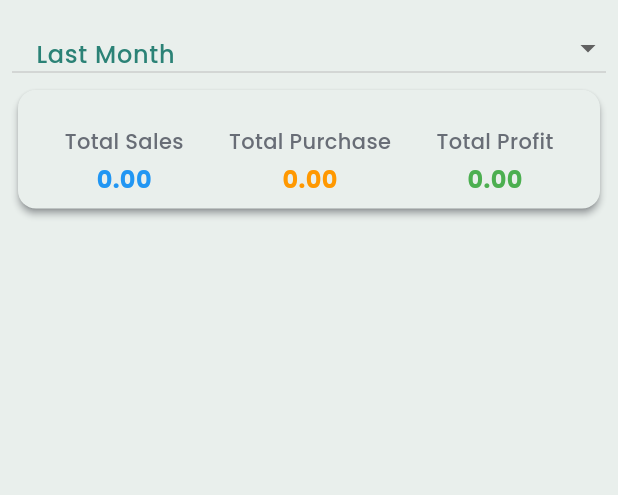
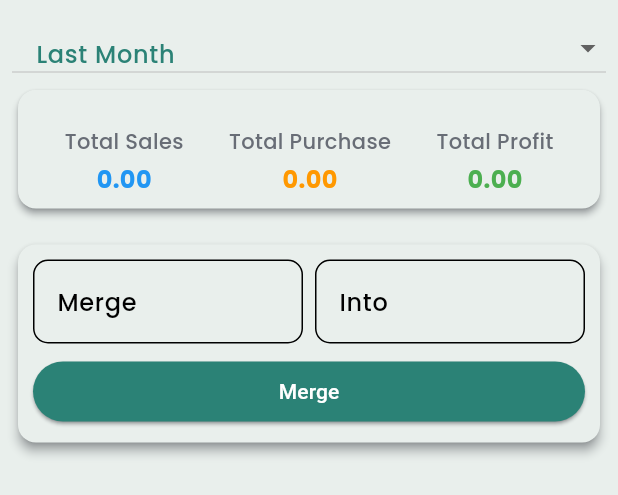
Before and after one commit to Mahbub-Hasan-Talukder/dokan-diary, a Flutter app: the Dashboard widget shown alone on an empty page, opened directly, on a phone screen of 412 x 824 dp. Shown: the top 495 px of the screen. Run offline on Flutter 3.47's test engine with Material 3 defaults, Android fonts, the phone set to English and light mode, and no system bars; our stand-ins replace bloc, cloud_firestore, dartz, equatable, file_picker, firebase_core and 5 more; accounts and stored records are empty.

Commit message:
feature/dashboard: merge desing ok

```diff
--- /dev/null
+++ b/lib/features/dashboard/data/data_source/dashboard_data_source.dart
@@ -0,0 +1,3 @@
+abstract class DashboardDataSource {
+  Future<List<Map<String, dynamic>>> fetchData();
+}
--- /dev/null
+++ b/lib/features/dashboard/data/data_source/dashboard_data_source_imp.dart
@@ -0,0 +1,16 @@
+import 'package:sqflite/sqflite.dart';
+
+import '../../../../core/database/database_helper.dart';
+import '../../../../core/di/di.dart';
+import 'dashboard_data_source.dart';
+
+class DashboardDataSourceImp implements DashboardDataSource {
+  final dbHelper = getIt<DatabaseHelper>();
+  Database? _db;
+  @override
+  Future<List<Map<String, dynamic>>> fetchData() async {
+    _db ??= await dbHelper.database;
+    if (_db != null) return await _db!.query('Items');
+    throw Exception('Database instance not created');
+  }
+}
--- /dev/null
+++ b/lib/features/dashboard/data/repository_imp/dashboard_repo_imp.dart
@@ -0,0 +1,24 @@
+import 'package:dartz/dartz.dart';
+
+import '../../domain/entity/dashboard_entity.dart';
+
+import '../../domain/repository/dashboard_repo.dart';
+import '../data_source/dashboard_data_source.dart';
+import '../model/dashboard_model.dart';
+
+class DashboardRepoImp implements DashboardRepo {
+  final DashboardDataSource dashboardDataSource;
+  DashboardRepoImp(this.dashboardDataSource);
+
+  @override
+  Future<Either<String, List<DashboardEntity>>> fetchData() async {
+    try {
+      final result = await dashboardDataSource.fetchData();
+      return right(
+        result.map((e) => DashboardModel.fromJson(e).toEntity()).toList(),
+      );
+    } catch (e) {
+      return left(e.toString());
+    }
+  }
+}
--- /dev/null
+++ b/lib/features/dashboard/domain/entity/dashboard_entity.dart
@@ -0,0 +1,10 @@
+import '../../../../core/core_entity/core_product_entity.dart';
+
+class DashboardEntity extends CoreItemEntity {
+  DashboardEntity({
+    required super.id,
+    required super.itemName,
+    required super.quantity,
+    required super.unitPrice,
+  });
+}
--- /dev/null
+++ b/lib/features/dashboard/domain/use_case/dashboard_usecase.dart
@@ -0,0 +1,13 @@
+import 'package:dartz/dartz.dart';
+
+import '../entity/dashboard_entity.dart';
+import '../repository/dashboard_repo.dart';
+
+class DashboardUsecase {
+  final DashboardRepo dashboardRepo;
+  DashboardUsecase(this.dashboardRepo);
+  Future<Either<String, List<DashboardEntity>>> fetchData() async {
+    final result = await dashboardRepo.fetchData();
+    return result;
+  }
+}
--- a/lib/features/dashboard/presentation/cubit/dashboard_cubit.dart
+++ b/lib/features/dashboard/presentation/cubit/dashboard_cubit.dart
@@ -1,15 +1,24 @@
 import 'package:flutter_bloc/flutter_bloc.dart';
+
+import '../../domain/entity/dashboard_entity.dart';
+import '../../domain/use_case/dashboard_usecase.dart';
 
 part 'dashboard_state.dart';
 
 class DashboardCubit extends Cubit<DashboardState> {
-  DashboardCubit() : super(DashboardInitial());
+  DashboardCubit(this.dashboardUsecase) : super(DashboardInitial());
+  final DashboardUsecase dashboardUsecase;
 
   Future<void> fetchData({DateTime? startDate, DateTime? endDate}) async {
     try {
       emit(DashboardLoading());
-      // TODO: Implement your data fetching logic here
-      emit(DashboardSuccess([])); // Replace [] with your actual data
+      final result = await dashboardUsecase.fetchData();
+      result.fold(
+        (l) => emit(DashboardError(l)),
+        (r) {
+          emit(DashboardSuccess(r));
+        },
+      );
     } catch (e) {
       emit(DashboardError(e.toString()));
     }
--- a/lib/features/dashboard/presentation/cubit/dashboard_state.dart
+++ b/lib/features/dashboard/presentation/cubit/dashboard_state.dart
@@ -7,7 +7,7 @@ class DashboardInitial extends DashboardState {}
 class DashboardLoading extends DashboardState {}
 
 class DashboardSuccess extends DashboardState {
-  final List<dynamic> data;
+  final List<DashboardEntity> data;
   DashboardSuccess(this.data);
 }
 
--- a/lib/features/dashboard/presentation/pages/dashboard.dart
+++ b/lib/features/dashboard/presentation/pages/dashboard.dart
@@ -5,6 +5,8 @@ import '../../../../core/di/di.dart';
 import '../../../records/domain/entities/day_wise_entity.dart';
 import '../../../records/presentation/bloc/day_wise_records/day_wise_cubit.dart';
 import '../widgets/filter_options.dart';
+import '../widgets/line_chart.dart';
+import '../widgets/merge_item.dart';
 
 class Dashboard extends StatefulWidget {
   const Dashboard({super.key});
@@ -43,6 +45,8 @@ class _DashboardState extends State<Dashboard> {
                 return Column(
                   children: [
                     _shortSummary(state.records),
+                    const SizedBox(height: 16),
+                    MergeItem(),
                   ],
                 );
               }
--- /dev/null
+++ b/lib/features/dashboard/presentation/widgets/merge_item.dart
@@ -0,0 +1,144 @@
+import 'package:flutter/material.dart';
+import 'package:flutter_bloc/flutter_bloc.dart';
+
+import '../../../../core/di/di.dart';
+import '../../domain/entity/dashboard_entity.dart';
+import '../cubit/dashboard_cubit.dart';
+
+class MergeItem extends StatefulWidget {
+  const MergeItem({super.key});
+
+  @override
+  State<MergeItem> createState() => _MergeItemState();
+}
+
+class _MergeItemState extends State<MergeItem> {
+  final DashboardCubit dashboardCubit = getIt<DashboardCubit>();
+  final TextEditingController _mergingItemNameController =
+      TextEditingController();
+  final TextEditingController _intoItemNameController = TextEditingController();
+  @override
+  void initState() {
+    dashboardCubit.fetchData();
+    super.initState();
+  }
+
+  @override
+  dispose() {
+    _mergingItemNameController.dispose();
+    _intoItemNameController.dispose();
+    super.dispose();
+  }
+
+  @override
+  Widget build(BuildContext context) {
+    return BlocBuilder<DashboardCubit, DashboardState>(
+      bloc: dashboardCubit,
+      builder: (context, state) {
+        if (state is DashboardLoading) {
+          return const Center(child: CircularProgressIndicator());
+        }
+        if (state is DashboardError) {
+          return Center(child: Text(state.message));
+        }
+        if (state is DashboardSuccess) {
+          List<DashboardEntity> items = state.data;
+          return Card(
+            elevation: 3,
+            child: Padding(
+              padding: const EdgeInsets.all(10.0),
+              child: Column(
+                children: [
+                  Row(
+                    children: [
+                      Flexible(
+                        child: itemNameInput(
+                          items,
+                          _mergingItemNameController,
+                          'Merge',
+                        ),
+                      ),
+                      const SizedBox(width: 8),
+                      Flexible(
+                        child: itemNameInput(
+                          items,
+                          _intoItemNameController,
+                          'Into',
+                        ),
+                      ),
+                    ],
+                  ),
+                  const SizedBox(height: 8),
+                  SizedBox(
+                    width: double.infinity,
+                    child: ElevatedButton(
+                      onPressed: () {},
+                      child: const Text(
+                        'Merge',
+                        style: TextStyle(color: Colors.white),
+                      ),
+                    ),
+                  ),
+                ],
+              ),
+            ),
+          );
+        }
+        return const SizedBox.shrink();
+      },
+    );
+  }
+
+  Widget itemNameInput(
+    List<DashboardEntity> items,
+    TextEditingController mergingController,
+    String hintText,
+  ) {
+    return Autocomplete<DashboardEntity>(
+      optionsBuilder: (TextEditingValue textEditingValue) {
+        if (textEditingValue.text.isEmpty) {
+          return const Iterable<DashboardEntity>.empty();
+        }
+        return items.where((item) => (item.itemName ?? '')
+            .toLowerCase()
+            .contains(textEditingValue.text.toLowerCase()));
+      },
+      displayStringForOption: (DashboardEntity option) => option.id ?? '',
+      onSelected: (DashboardEntity selection) {
+        setState(() {
+          mergingController.text = selection.itemName ?? '';
+          // _selectedItem = selection.itemName ?? '';
+          // _selectedId = selection.id ?? '';
+          // _itemNameController.text = selection.itemName ?? '';
+          // _quantityController.text = selection.quantity.toString();
+          // _totalPriceCrontroller.text =
+          //     ((selection.unitPrice ?? 0) * (selection.quantity ?? 0))
+          //         .toString();
+          // _selectedUnit = selection.unitType ?? '';
+          // quantityHintValue = selection.quantity ?? 0;
+          // priceHintValue = selection.unitPrice ?? 0;
+        });
+      },
+      fieldViewBuilder: (context, controller, focusNode, onEditingComplete) {
+        mergingController.addListener(() {
+          controller.text = mergingController.text;
+        });
+        return TextFormField(
+          controller: mergingController,
+          focusNode: focusNode,
+          decoration: InputDecoration(
+            labelText: hintText,
+            hintText: "Type to search and select",
+            border: OutlineInputBorder(
+              borderSide: const BorderSide(color: Colors.red),
+              borderRadius: BorderRadius.circular(10),
+            ),
+          ),
+          validator: (value) =>
+              value == null || value.isEmpty ? "Please enter item name" : null,
+        );
+      },
+      optionsViewOpenDirection: OptionsViewOpenDirection.up,
+    );
+  }
+}
--- a/pubspec.yaml
+++ b/pubspec.yaml
@@ -47,6 +47,7 @@ dependencies:
   file_picker: ^8.1.4
   path_provider: ^2.1.5
   permission_handler: ^11.0.0
+  fl_chart: ^0.69.2
 
 dev_dependencies:
   flutter_test:
```
Also changed, not shown: lib/core/di/di.dart (+12 -1 lines), lib/features/dashboard/data/model/dashboard_model.dart (added, +28 -0 lines), lib/features/dashboard/domain/models/dashboard_item.dart (deleted, +0 -9 lines), lib/features/dashboard/domain/repository/dashboard_repo.dart (added, +7 -0 lines), lib/core/database/firebase_options.dart (added), lib/features/dashboard/presentation/widgets/line_chart.dart (added).
